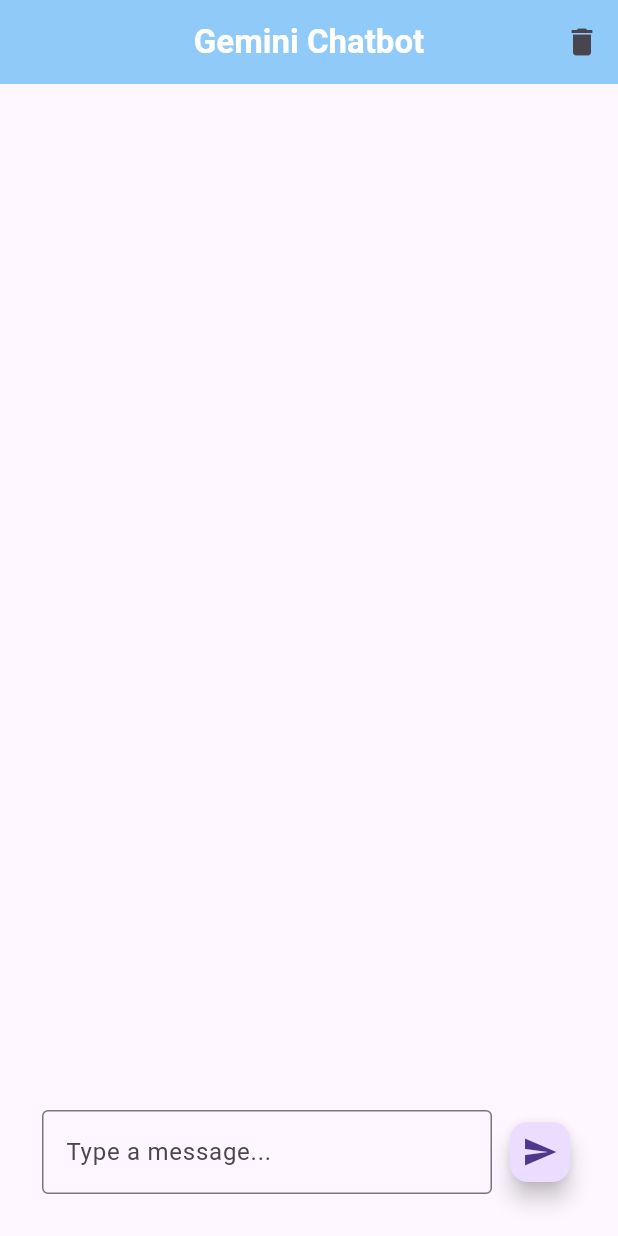
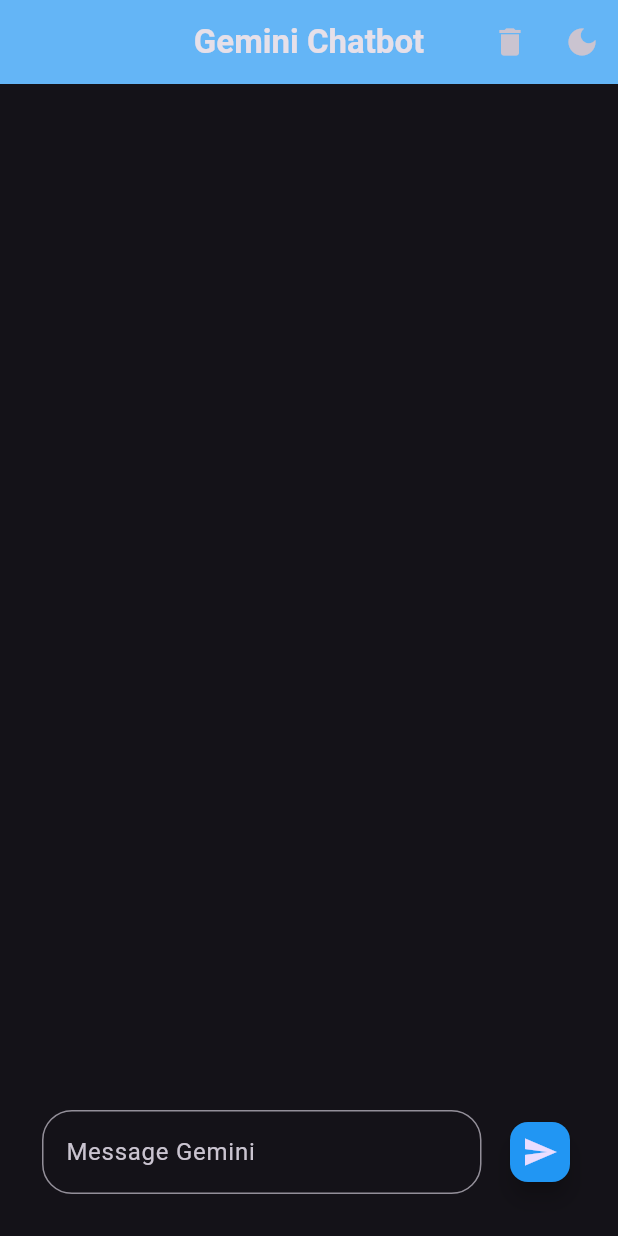
Before and after one commit to mrdeephang/GeminiX, a Flutter app: the screen it shows after launch, after a tap on the "send" icon, on a phone screen of 412 x 824 dp. Run offline on Flutter 3.47's test engine with Material 3 defaults, Android fonts, the phone set to English and light mode, and no system bars; our stand-ins replace flutter_dotenv, google_generative_ai.

Commit message:
Theme provider added and readme updated

```diff
--- /dev/null
+++ b/devtools_options.yaml
@@ -0,0 +1,3 @@
+description: This file stores settings for Dart & Flutter DevTools.
+documentation: https://docs.flutter.dev/tools/devtools/extensions#configure-extension-enablement-states
+extensions:
--- a/lib/main.dart
+++ b/lib/main.dart
@@ -1,11 +1,20 @@
 import 'package:flutter/material.dart';
 import 'package:flutter_dotenv/flutter_dotenv.dart';
+import 'package:gemini_chatbot/providers/theme_provider.dart';
 import 'package:gemini_chatbot/screens/chat_screen.dart';
+import 'package:provider/provider.dart';
 
 void main() async {
   WidgetsFlutterBinding.ensureInitialized;
   await dotenv.load(fileName: ".env");
-  runApp(MyApp());
+  runApp(
+    MultiProvider(
+      providers: [
+        ChangeNotifierProvider<Themeprovider>(create: (_) => Themeprovider()),
+      ],
+      child: MyApp(),
+    ),
+  );
 }
 
 class MyApp extends StatelessWidget {
@@ -14,8 +23,9 @@ class MyApp extends StatelessWidget {
   Widget build(BuildContext context) {
     return MaterialApp(
       title: 'Gemini Chatbot',
-      theme: ThemeData(primarySwatch: Colors.blue),
+      theme: Provider.of<Themeprovider>(context).currentTheme,
       home: ChatScreen(),
+      debugShowCheckedModeBanner: false,
     );
   }
 }
--- /dev/null
+++ b/lib/providers/theme_provider.dart
@@ -0,0 +1,15 @@
+import 'package:flutter/material.dart';
+
+class Themeprovider extends ChangeNotifier {
+  bool _isDarkMode = false;
+  bool get isDarkMode => _isDarkMode;
+  void toggleTheme() {
+    _isDarkMode = !_isDarkMode;
+    notifyListeners();
+  }
+
+  ThemeData get currentTheme {
+    // Returns the current theme based on the _isDarkMode flag
+    return _isDarkMode ? ThemeData.light() : ThemeData.dark();
+  }
+}
--- a/lib/screens/chat_screen.dart
+++ b/lib/screens/chat_screen.dart
@@ -1,12 +1,15 @@
 import 'package:flutter/material.dart';
 import 'package:gemini_chatbot/models/chat_message.dart';
+import 'package:gemini_chatbot/providers/theme_provider.dart';
 import 'package:gemini_chatbot/widgets/chat_bubble.dart';
 import 'package:google_generative_ai/google_generative_ai.dart';
 import 'package:flutter_dotenv/flutter_dotenv.dart';
+import 'package:provider/provider.dart';
 
 class ChatScreen extends StatefulWidget {
   const ChatScreen({super.key});
   @override
+  // ignore: library_private_types_in_public_api
   _ChatScreenState createState() => _ChatScreenState();
 }
 
@@ -47,7 +50,6 @@ class _ChatScreenState extends State<ChatScreen> {
       });
       return;
     }
-
     setState(() {
       _messages.add(ChatMessage(text: message, isUser: true));
       _isLoading = true;
@@ -93,13 +95,14 @@ class _ChatScreenState extends State<ChatScreen> {
 
   @override
   Widget build(BuildContext context) {
+    // final provider = Provider.of<Themeprovider>(context);
     return Scaffold(
       appBar: AppBar(
         centerTitle: true,
-        backgroundColor: Colors.blue[200],
+        backgroundColor: Colors.blue[300],
         title: Text(
           'Gemini Chatbot',
-          style: TextStyle(color: Colors.white, fontWeight: FontWeight.bold),
+          style: TextStyle(fontWeight: FontWeight.bold),
         ),
         actions: [
           IconButton(
@@ -112,6 +115,16 @@ class _ChatScreenState extends State<ChatScreen> {
             },
             tooltip: 'Clear cache and history',
           ),
+          IconButton(
+            onPressed: () {
+              Provider.of<Themeprovider>(context, listen: false).toggleTheme();
+            },
+            icon: Icon(
+              Provider.of<Themeprovider>(context, listen: false).isDarkMode
+                  ? Icons.light_mode
+                  : Icons.dark_mode,
+            ),
+          ),
         ],
       ),
       body: Padding(
@@ -121,7 +134,8 @@ class _ChatScreenState extends State<ChatScreen> {
           children: [
             Expanded(
               child: ListView.builder(
-                padding: EdgeInsets.all(8),
+                scrollDirection: Axis.vertical,
+                padding: EdgeInsets.all(10),
                 itemCount: _messages.length,
                 itemBuilder: (context, index) {
                   return ChatBubble(
@@ -140,14 +154,19 @@ class _ChatScreenState extends State<ChatScreen> {
                     child: TextField(
                       controller: _messageController,
                       decoration: InputDecoration(
-                        hintText: "Type a message...",
-                        border: OutlineInputBorder(),
+                        hintText: "Message Gemini",
+                        fillColor: Colors.white,
+                        border: OutlineInputBorder(
+                          borderRadius: BorderRadius.circular(20),
+                        ),
                       ),
                       onSubmitted: (_) => _sendMessage(),
+                      style: TextStyle(fontSize: 16),
                     ),
                   ),
-                  SizedBox(width: 8),
+                  SizedBox(width: 15),
                   FloatingActionButton.small(
+                    backgroundColor: Colors.blue,
                     onPressed: _sendMessage,
                     child: Icon(Icons.send),
                   ),
--- a/lib/widgets/chat_bubble.dart
+++ b/lib/widgets/chat_bubble.dart
@@ -14,10 +14,10 @@ class ChatBubble extends StatelessWidget {
       child: Container(
         padding: EdgeInsets.all(12),
         decoration: BoxDecoration(
-          color: isUser ? Colors.blue[100] : Colors.grey[200],
+          color: isUser ? Colors.blue : Colors.grey[500],
           borderRadius: BorderRadius.circular(12),
         ),
-        child: Text(message),
+        child: Text(message, style: TextStyle(fontSize: 18)),
       ),
     );
   }
--- a/pubspec.yaml
+++ b/pubspec.yaml
@@ -37,6 +37,7 @@ dependencies:
   http: ^1.5.0
   google_generative_ai: ^0.4.7
   flutter_dotenv: ^5.2.1
+  provider: ^6.1.5
 
 dev_dependencies:
   flutter_test:
```
Also changed, not shown: pubspec.lock, 1 other file.
